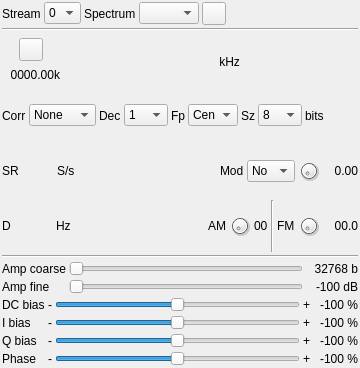
Qt form plugins/samplemimo/testmi/testmigui.ui (f4exb/sdrangel) before a commit.
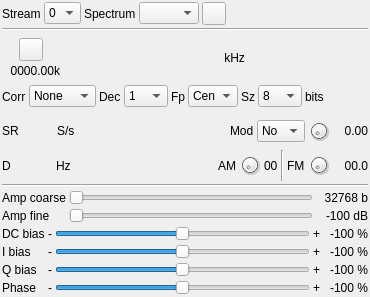
The same form after that commit. Icons and pictures are not drawn. Custom widgets are drawn as their Qt base class.

Patch:
```diff
--- a/plugins/samplemimo/testmi/testmigui.ui
+++ b/plugins/samplemimo/testmi/testmigui.ui
@@ -6,20 +6,26 @@
    <rect>
     <x>0</x>
     <y>0</y>
-    <width>360</width>
-    <height>368</height>
+    <width>370</width>
+    <height>297</height>
    </rect>
   </property>
   <property name="sizePolicy">
-   <sizepolicy hsizetype="Minimum" vsizetype="Minimum">
+   <sizepolicy hsizetype="Fixed" vsizetype="Fixed">
     <horstretch>0</horstretch>
     <verstretch>0</verstretch>
    </sizepolicy>
   </property>
   <property name="minimumSize">
    <size>
-    <width>360</width>
-    <height>0</height>
+    <width>370</width>
+    <height>297</height>
+   </size>
+  </property>
+  <property name="maximumSize">
+   <size>
+    <width>370</width>
+    <height>297</height>
    </size>
   </property>
   <property name="font">
@@ -1057,17 +1063,17 @@
   </layout>
  </widget>
  <customwidgets>
+  <customwidget>
+   <class>ButtonSwitch</class>
+   <extends>QToolButton</extends>
+   <header>gui/buttonswitch.h</header>
+  </customwidget>
   <customwidget>
    <class>ValueDial</class>
    <extends>QWidget</extends>
    <header>gui/valuedial.h</header>
    <container>1</container>
   </customwidget>
-  <customwidget>
-   <class>ButtonSwitch</class>
-   <extends>QToolButton</extends>
-   <header>gui/buttonswitch.h</header>
-  </customwidget>
   <customwidget>
    <class>ValueDialZ</class>
    <extends>QWidget</extends>
```
